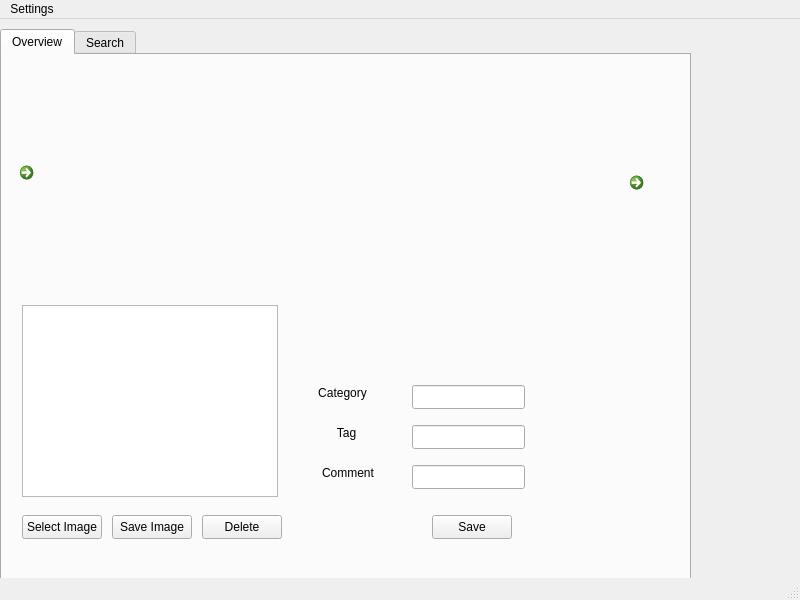
First picture: the form in mainwindow.ui, repository RaczNikoletta/QTImage, before the edit.
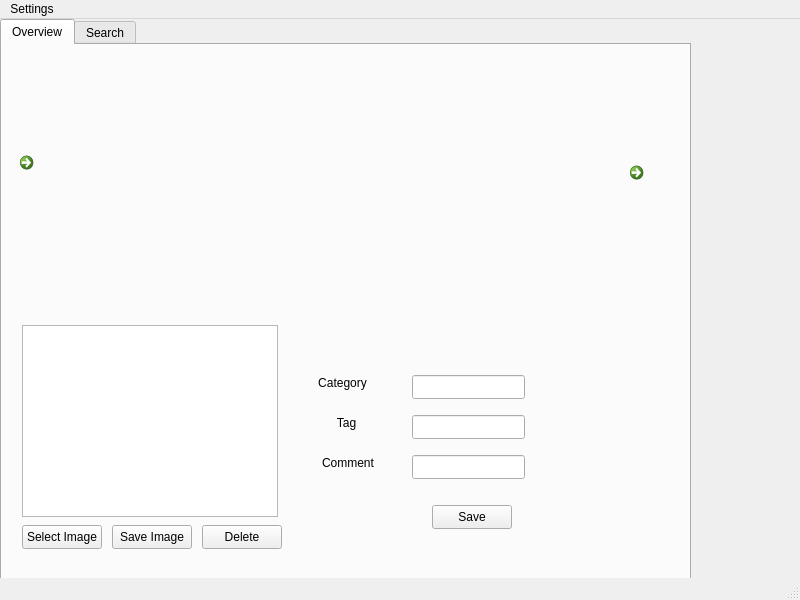
Second picture: the form after the edit. The open tabs and pages were chosen to show the change.

Diff of the .ui file:
```diff
--- a/mainwindow.ui
+++ b/mainwindow.ui
@@ -41,7 +41,7 @@
     <property name="geometry">
      <rect>
       <x>0</x>
-      <y>10</y>
+      <y>0</y>
       <width>691</width>
       <height>581</height>
      </rect>
@@ -60,7 +60,7 @@
       <property name="geometry">
        <rect>
         <x>20</x>
-        <y>250</y>
+        <y>280</y>
         <width>256</width>
         <height>192</height>
        </rect>
@@ -119,7 +119,7 @@
       <property name="geometry">
        <rect>
         <x>20</x>
-        <y>460</y>
+        <y>480</y>
         <width>80</width>
         <height>24</height>
        </rect>
@@ -132,7 +132,7 @@
       <property name="geometry">
        <rect>
         <x>110</x>
-        <y>460</y>
+        <y>480</y>
         <width>80</width>
         <height>24</height>
        </rect>
@@ -145,7 +145,7 @@
       <property name="geometry">
        <rect>
         <x>200</x>
-        <y>460</y>
+        <y>480</y>
         <width>80</width>
         <height>24</height>
        </rect>
@@ -157,8 +157,8 @@
      <widget class="QLabel" name="picturelabel">
       <property name="geometry">
        <rect>
-        <x>90</x>
-        <y>20</y>
+        <x>80</x>
+        <y>30</y>
         <width>501</width>
         <height>201</height>
        </rect>
@@ -232,6 +232,44 @@
        <string/>
       </property>
      </widget>
+     <widget class="QLabel" name="imageLeft">
+      <property name="geometry">
+       <rect>
+        <x>30</x>
+        <y>170</y>
+        <width>141</width>
+        <height>91</height>
+       </rect>
+      </property>
+      <property name="baseSize">
+       <size>
+        <width>100</width>
+        <height>100</height>
+       </size>
+      </property>
+      <property name="text">
+       <string/>
+      </property>
+     </widget>
+     <widget class="QLabel" name="imageRight">
+      <property name="geometry">
+       <rect>
+        <x>480</x>
+        <y>190</y>
+        <width>161</width>
+        <height>91</height>
+       </rect>
+      </property>
+      <property name="baseSize">
+       <size>
+        <width>100</width>
+        <height>100</height>
+       </size>
+      </property>
+      <property name="text">
+       <string/>
+      </property>
+     </widget>
     </widget>
     <widget class="QWidget" name="tab_2">
      <attribute name="title">
```
Left out of the diff: 51 changed lines with no effect on the pictures.
